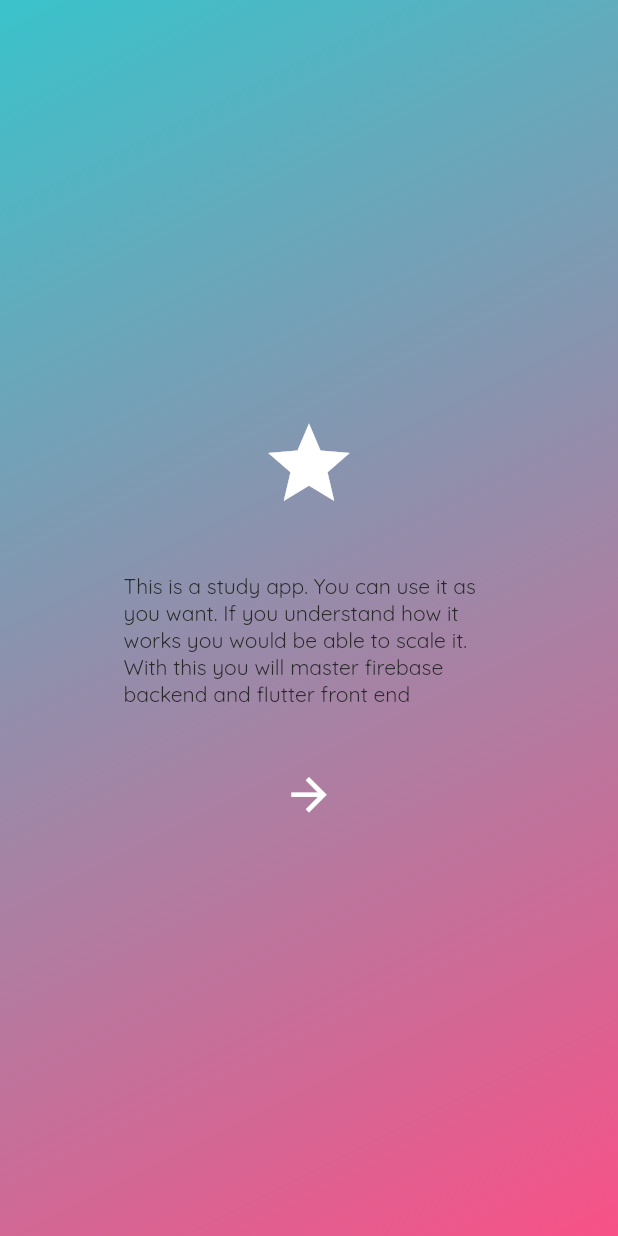
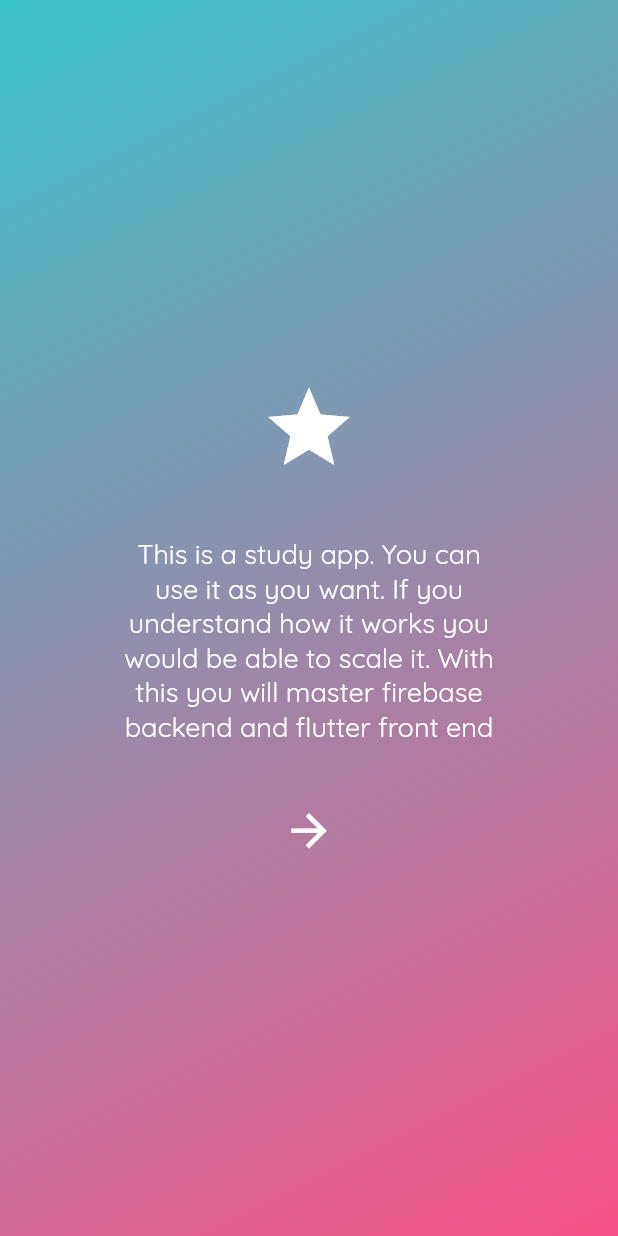
Before and after one commit to EduardoSDACR/study-mobile-app, a Flutter app: the screen it shows after launch, on a phone screen of 412 x 824 dp. Run offline on Flutter 3.47's test engine with Material 2 defaults, Android fonts, the phone set to English and light mode, and no system bars; our stand-ins replace cloud_firestore, firebase_core, firebase_storage, get, google_fonts; accounts and stored records are empty; project files that could hold a hidden picture were left out.

```diff
--- a/lib/bindings/initial_bindings.dart
+++ b/lib/bindings/initial_bindings.dart
@@ -1,9 +1,13 @@
 import 'package:get/get.dart';
 import 'package:studyng_app/controllers/auth_controller.dart';
+import 'package:studyng_app/controllers/theme_controller.dart';
+import 'package:studyng_app/services/firebase_storage_service.dart';
 
 class InitialBindings implements Bindings {
   @override
   void dependencies() {
+    Get.put(ThemeController());
     Get.put(AuthController(), permanent: true);
+    Get.put(FirebaseStorageService());
   }
 }
--- a/lib/configs/themes/app_dark_theme.dart
+++ b/lib/configs/themes/app_dark_theme.dart
@@ -1,4 +1,19 @@
 import 'package:flutter/material.dart';
+import 'package:studyng_app/configs/themes/sub_theme_data_mixin.dart';
 
-const Color primaryLightColorLight = Color(0xFF3ac3cb);
-const Color primaryColorLight = Color(0xFFf85187);
+const Color primaryDarkColorDark = Color(0xFF2e3c62);
+const Color primaryColorDark = Color(0xFF99ace1);
+const Color mainTextColorDark = Colors.white;
+
+class DarkTheme with SubThemeData {
+  ThemeData buildDarkTheme() {
+    final ThemeData systemDarkTheme = ThemeData.dark();
+    return systemDarkTheme.copyWith(
+      iconTheme: getIconTheme(),
+      textTheme: getTextTheme().apply(
+        bodyColor: mainTextColorDark,
+        displayColor: mainTextColorDark,
+      ),
+    );
+  }
+}
--- a/lib/configs/themes/app_light_theme.dart
+++ b/lib/configs/themes/app_light_theme.dart
@@ -1,9 +1,9 @@
 import 'package:flutter/material.dart';
 import 'package:studyng_app/configs/themes/sub_theme_data_mixin.dart';
 
-const Color primaryDarkColorDark = Color(0xFF2e3c62);
-const Color primaryColorDark = Color(0xFF99ace1);
-const Color mainTextColor = Color.fromARGB(255, 40, 40, 40);
+const Color primaryLightColorLight = Color(0xFF3ac3cb);
+const Color primaryColorLight = Color(0xFFf85187);
+const Color mainTextColorLight = Color.fromARGB(255, 40, 40, 40);
 
 class LightTheme with SubThemeData {
   buildLightTheme() {
@@ -11,8 +11,8 @@ class LightTheme with SubThemeData {
     return systemLightTheme.copyWith(
       iconTheme: getIconTheme(),
       textTheme: getTextTheme().apply(
-        bodyColor: mainTextColor,
-        displayColor: mainTextColor,
+        bodyColor: mainTextColorLight,
+        displayColor: mainTextColorLight,
       ),
     );
   }
--- /dev/null
+++ b/lib/controllers/theme_controller.dart
@@ -0,0 +1,23 @@
+import 'package:flutter/material.dart';
+import 'package:get/get.dart';
+import 'package:studyng_app/configs/themes/app_dark_theme.dart';
+import 'package:studyng_app/configs/themes/app_light_theme.dart';
+
+class ThemeController extends GetxController {
+  late ThemeData _darkTheme;
+  late ThemeData _lightTheme;
+
+  @override
+  void onInit() {
+    initializeThemeData();
+    super.onInit();
+  }
+
+  initializeThemeData() {
+    _darkTheme = DarkTheme().buildDarkTheme();
+    _lightTheme = LightTheme().buildLightTheme();
+  }
+
+  ThemeData get darkTheme => _darkTheme;
+  ThemeData get lightTheme => _lightTheme;
+}
--- a/lib/firebase_ref/reference.dart
+++ b/lib/firebase_ref/reference.dart
@@ -1,4 +1,5 @@
 import 'package:cloud_firestore/cloud_firestore.dart';
+import 'package:firebase_storage/firebase_storage.dart';
 
 final fireStore = FirebaseFirestore.instance;
 final questionPaperRF = fireStore.collection('questionPapers');
@@ -7,3 +8,5 @@ DocumentReference questionRF({
   required String questionId,
 }) =>
     questionPaperRF.doc(paperId).collection("questions").doc(questionId);
+
+Reference get firebaseStorage => FirebaseStorage.instance.ref();
--- a/lib/routes/app_routes.dart
+++ b/lib/routes/app_routes.dart
@@ -1,3 +1,5 @@
+import 'package:studyng_app/controllers/question_paper/question_paper_controller.dart';
+import 'package:studyng_app/screens/home/home_screen.dart';
 import 'package:studyng_app/screens/introduction/introduction.dart';
 import 'package:studyng_app/screens/splash/splash_screen.dart';
 import 'package:get/get.dart';
@@ -12,5 +14,12 @@ class AppRoutes {
           name: "/introduction",
           page: () => AppIntroductionScreen(),
         ),
+        GetPage(
+          name: "/home",
+          page: () => const HomeScreen(),
+          binding: BindingsBuilder(() {
+            Get.put(QuestionPaperController());
+          }),
+        ),
       ];
 }
--- a/lib/screens/introduction/introduction.dart
+++ b/lib/screens/introduction/introduction.dart
@@ -20,10 +20,16 @@ class AppIntroductionScreen extends StatelessWidget {
               const Icon(Icons.star, size: 65),
               const SizedBox(height: 40),
               const Text(
-                  'This is a study app. You can use it as you want. If you understand how it works you would be able to scale it. With this you will master firebase backend and flutter front end'),
+                'This is a study app. You can use it as you want. If you understand how it works you would be able to scale it. With this you will master firebase backend and flutter front end',
+                textAlign: TextAlign.center,
+                style: TextStyle(
+                  fontSize: 18,
+                  color: onSurfaceTextColor,
+                ),
+              ),
               const SizedBox(height: 40),
               AppCircleButton(
-                onTap: () => null,
+                onTap: () => Get.offAndToNamed("/home"),
                 child: const Icon(Icons.arrow_forward, size: 35),
               ),
             ],
--- a/lib/widgets/app_circle_button.dart
+++ b/lib/widgets/app_circle_button.dart
@@ -19,6 +19,7 @@ class AppCircleButton extends StatelessWidget {
       clipBehavior: Clip.hardEdge,
       shape: const CircleBorder(),
       child: InkWell(
+        onTap: onTap,
         child: child,
       ),
     );
--- a/pubspec.yaml
+++ b/pubspec.yaml
@@ -36,6 +36,7 @@ dependencies:
   firebase_core: ^1.23.0
   cloud_firestore: ^3.5.1
   google_fonts: ^3.0.1
+  firebase_storage: ^10.3.11
 
 dev_dependencies:
   flutter_test:
```
Also changed, not shown: lib/controllers/question_paper/question_paper_controller.dart (added, +29 -0 lines), lib/main.dart (+11 -12 lines), lib/screens/home/home_screen.dart (added, +37 -0 lines), lib/services/firebase_storage_service.dart (added, +19 -0 lines), pubspec.lock, 1 other file.
